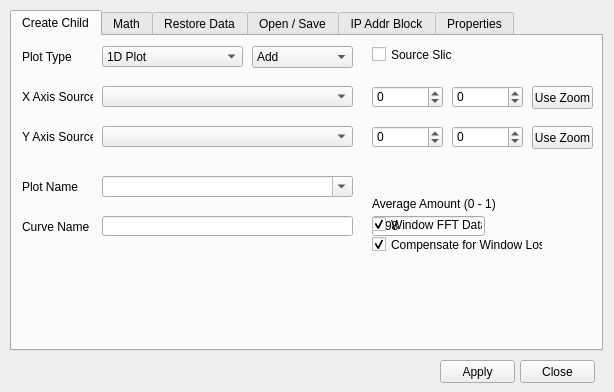
Before: the Qt Designer form curveproperties.ui in d-wizard/plotter, drawn with Qt 5.
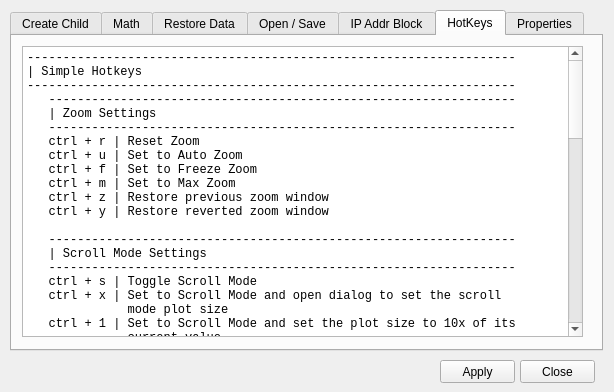
After: the same form once the commit is applied. The open tabs and pages were chosen to show the change.

Commit message:
Add a tab that gives a description of the keyboard shortcuts (i.e. Hotkeys) that can be used.
Original Commit Rev: 2532 | 2019-01-30 21:26:01 -0600 (Wed, 30 Jan 2019)

Patch:
```diff
--- a/curveproperties.ui
+++ b/curveproperties.ui
@@ -997,6 +997,101 @@
      </widget>
     </widget>
    </widget>
+   <widget class="QWidget" name="tabHotKeys">
+    <attribute name="title">
+     <string>HotKeys</string>
+    </attribute>
+    <widget class="QPlainTextEdit" name="hotKeysTxt">
+     <property name="geometry">
+      <rect>
+       <x>10</x>
+       <y>10</y>
+       <width>561</width>
+       <height>291</height>
+      </rect>
+     </property>
+     <property name="font">
+      <font>
+       <family>Courier New</family>
+      </font>
+     </property>
+     <property name="readOnly">
+      <bool>true</bool>
+     </property>
+     <property name="plainText">
+      <string>--------------------------------------------------------------------
+| Simple Hotkeys
+--------------------------------------------------------------------
+   -----------------------------------------------------------------
+   | Zoom Settings
+   -----------------------------------------------------------------
+   ctrl + r | Reset Zoom
+   ctrl + u | Set to Auto Zoom
+   ctrl + f | Set to Freeze Zoom
+   ctrl + m | Set to Max Zoom
+   ctrl + z | Restore previous zoom window
+   ctrl + y | Restore reverted zoom window
+
+   -----------------------------------------------------------------
+   | Scroll Mode Settings
+   -----------------------------------------------------------------
+   ctrl + s | Toggle Scroll Mode
+   ctrl + x | Set to Scroll Mode and open dialog to set the scroll 
+              mode plot size
+   ctrl + 1 | Set to Scroll Mode and set the plot size to 10x of its
+              current value
+
+   -----------------------------------------------------------------
+   | Enable / Disable New Curves Settings
+   -----------------------------------------------------------------
+   ctrl + e | Enable New Curves
+   ctrl + d | Disable New Curves
+   ctrl + t | Toggle Enable / Disable New Curves
+
+   -----------------------------------------------------------------
+   | Any Curve Cursor Mode Settings
+   -----------------------------------------------------------------
+   ctrl + a | Toggle Any Curve Cursor mode
+
+   -----------------------------------------------------------------
+   | Create / Save Curves
+   -----------------------------------------------------------------
+   ctrl + c | Copies all displayed plot data to the clipboard 
+              (can be pasted into Excel)
+   ctrl + v | Create a new curve from the data in the clipboard
+
+
+--------------------------------------------------------------------
+| Arrow Keys
+--------------------------------------------------------------------
+   !! Behavior depends on selected mode (Zoom, Cursor, Delta Cursor)
+   -----------------------------------------------------------------
+   up   / down  | Zoom                  | Move the zoom window
+                | Cursor / Delta Cursor | Change Selected Curve
+   -----------------------------------------------------------------
+   left / right | Zoom                  | Move the zoom window
+                | Cursor / Delta Cursor | Change Selected Point
+
+
+--------------------------------------------------------------------
+| Mouse Scroll Wheel
+--------------------------------------------------------------------
+   ctrl + scroll wheel         | Zoom in / out
+   ctrl + shift + scroll wheel | Zoom in / out (only on X axis)
+
+
+--------------------------------------------------------------------
+| Move Zoom
+--------------------------------------------------------------------
+   ctrl + left mouse button | Move the zoom window
+   middle mouse button      | Move the zoom window
+</string>
+     </property>
+     <property name="backgroundVisible">
+      <bool>false</bool>
+     </property>
+    </widget>
+   </widget>
    <widget class="QWidget" name="tabProperties">
     <attribute name="title">
      <string>Properties</string>
```
The commit also changes 2 other files.
